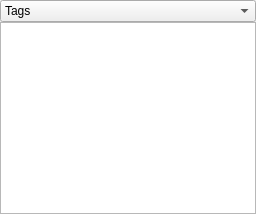
Above: src/MainWindowWidgets/LeftPannel.ui from ochurlaud/macaw-movies before the change. Below: the same form after it.
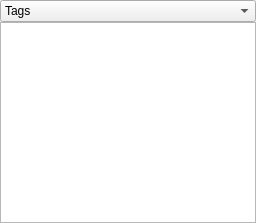
That is the form after the change.

Commit message: Moved MainPannel out too

```diff
--- a/src/MainWindowWidgets/LeftPannel.ui
+++ b/src/MainWindowWidgets/LeftPannel.ui
@@ -21,7 +21,15 @@
  </comment>
  <exportmacro/>
  <class>LeftPannel</class>
- <widget class="QWidget" name="leftPannelWidget" native="true">
+ <widget class="QWidget" name="LeftPannel">
+  <property name="geometry">
+   <rect>
+    <x>0</x>
+    <y>0</y>
+    <width>256</width>
+    <height>223</height>
+   </rect>
+  </property>
   <property name="minimumSize">
    <size>
     <width>100</width>
```
Left out of the diff: 7 changed lines with no effect on the pictures. The commit also changes 13 other files.
